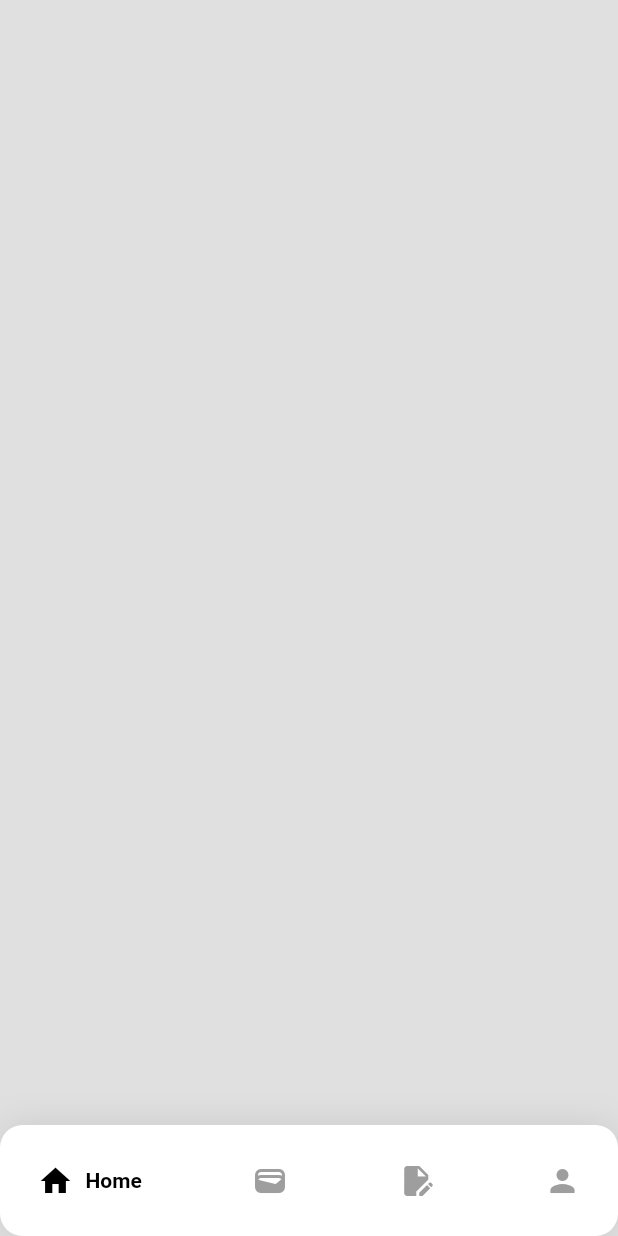
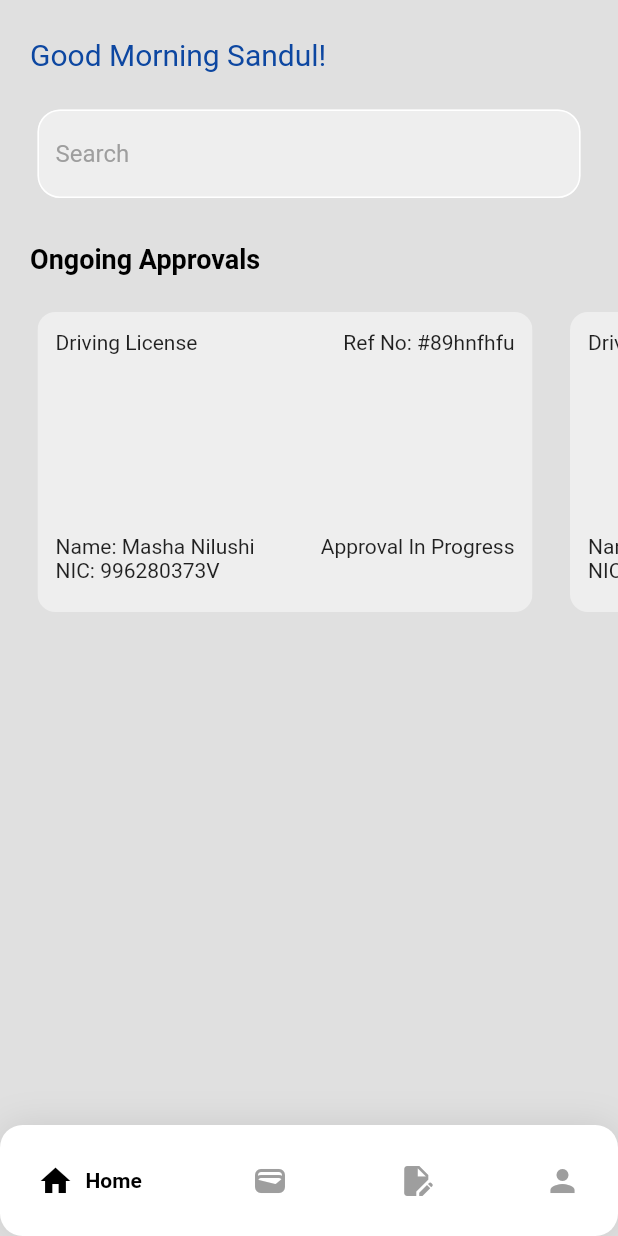
Before and after one commit to UCSC-TYGP-G07/oneid_mobile_app, a Flutter app: the Dashboard screen opened directly, on a phone screen of 412 x 824 dp. Run offline on Flutter 3.47's test engine with Material 2 defaults, Android fonts, the light colour scheme and no system bars; drawn by our look-alikes of google_nav_bar.

Commit message:
Create ID card

```diff
--- /dev/null
+++ b/lib/components/id_card.dart
@@ -0,0 +1,60 @@
+import 'package:flutter/material.dart';
+
+class IDCard extends StatelessWidget{
+
+  final String idType;
+  final String refNum;
+  final String applicantName;
+  final String nic;
+  final String approvalStatus;
+
+  IDCard({
+    required this.idType,
+    required this.refNum,
+    required this.applicantName,
+    required this.nic,
+    required this.approvalStatus,
+  });
+
+  @override
+  Widget build(BuildContext context){
+    return Padding(
+      padding: const EdgeInsets.only(left: 25.0),
+      child: ClipRRect(
+        borderRadius: BorderRadius.circular(12),
+        child: Container(
+          width: 330,
+          padding: EdgeInsets.all(12),
+          color: Colors.grey[200],
+          child: const Column(
+            children: [
+              Row(
+                mainAxisAlignment: MainAxisAlignment.spaceBetween,
+                children: [
+                  Text('Driving License'),
+                  Text('Ref No: #89hnfhfu'),
+                ],
+              ),
+
+              SizedBox(height: 120,),
+              Row(
+                mainAxisAlignment: MainAxisAlignment.spaceBetween,
+                children: [
+                  Text('Name: Masha Nilushi'),
+                  Text('Approval In Progress'),
+                ],
+              ),
+
+              Row(
+                mainAxisAlignment: MainAxisAlignment.spaceBetween,
+                children: [
+                  Text('NIC: 996280373V'),
+                ],
+              ),
+            ],
+          ),
+        ),
+      ),
+    );
+  }
+}
--- a/lib/pages/dashboard.dart
+++ b/lib/pages/dashboard.dart
@@ -1,5 +1,7 @@
 import 'package:flutter/material.dart';
 import 'package:oneid_mobile_app/components/bottom_nav_bar.dart';
+import 'package:oneid_mobile_app/components/textfield.dart';
+import 'package:oneid_mobile_app/components/id_card.dart';
 
 class Dashboard extends StatefulWidget {
   Dashboard({Key? key}) : super(key: key);
@@ -23,6 +25,66 @@ class _Dashboard extends State<Dashboard>{
           child: Column(
             children: [
 
+              //Welcome text
+              SizedBox(height: 25),
+              Padding(
+                padding: EdgeInsets.only(left: 20),
+                child: Align(
+                  alignment: Alignment.centerLeft,
+                  child: Text(
+                    'Good Morning Sandul!',
+                    style: TextStyle(
+                      color: Colors.blue.shade900,
+                      fontSize: 20,
+                    ),
+                  ),
+                )
+              ),
+
+              //Search Bar
+              SizedBox(height: 25),
+              MyTextField(
+                controller: searchController,
+                hintText: 'Search',
+                obscureText: false,
+              ),
+
+              //Ongoing approvals
+              SizedBox(height: 30,),
+              Padding(
+                padding: EdgeInsets.only(left: 20),
+                child: Align(
+                  alignment: Alignment.centerLeft,
+                  child: Text(
+                    'Ongoing Approvals',
+                    style: TextStyle(
+                      color: Colors.black,
+                      fontWeight: FontWeight.bold,
+                      fontSize: 18,
+                    ),
+                  ),
+                )
+              ),
+
+              //Ongoing approval cards
+              SizedBox(height: 25,),
+              Container(
+                height: 200,
+                child: ListView.builder(
+                  itemCount: 3,
+                  scrollDirection: Axis.horizontal,
+                  itemBuilder: (context, index){
+                    return IDCard(
+                      idType: 'Driving License',
+                      refNum: '#13j894nk',
+                      applicantName: 'Masha Nilushi Pupulewatte',
+                      nic: '996280373V',
+                      approvalStatus: 'In progress',
+                    );
+                  },
+                ),
+              )
+
             ],
           ),
         )
```
